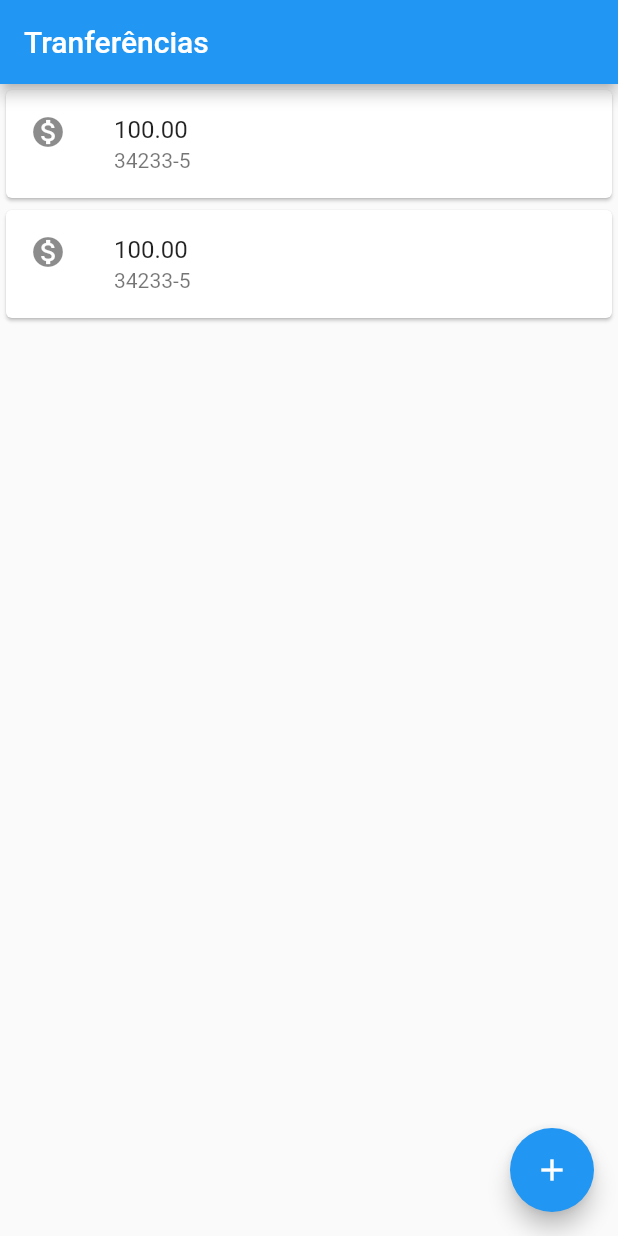
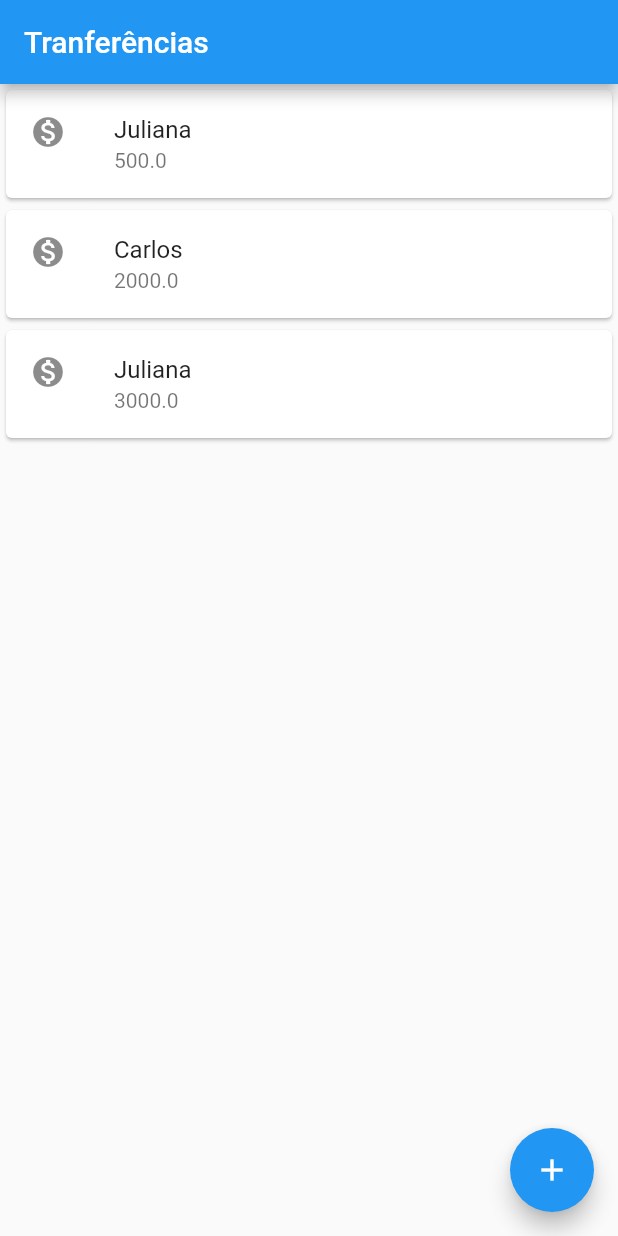
Before and after one commit to jomaskill/App-de-Tranferencias, a Flutter app: the screen it shows after launch, on a phone screen of 412 x 824 dp. Run offline on Flutter 3.47's test engine with Material 2 defaults, Android fonts, the phone set to English and light mode, and no system bars.

Commit message:
Refatoramento do código com a criação de classe

```diff
--- a/lib/main.dart
+++ b/lib/main.dart
@@ -3,24 +3,7 @@ import 'package:flutter/material.dart';
 void main() => runApp(
    MaterialApp(
      home: Scaffold(
-       body: Column(
-         children: <Widget>[
-           Card(
-             child: ListTile(
-               leading: Icon(Icons.monetization_on),
-               title: Text('100.00'),
-               subtitle: Text('34233-5'),
-             ),
-           ),
-           Card(
-             child: ListTile(
-               leading: Icon(Icons.monetization_on),
-               title: Text('100.00'),
-               subtitle: Text('34233-5'),
-             ),
-           ),
-         ],
-       ),
+       body: ListaTranferencias(),
        appBar: AppBar(title: Text('Tranferências'),),
        floatingActionButton: FloatingActionButton(
            child: Icon(Icons.add),
@@ -28,3 +11,47 @@ void main() => runApp(
      ),
    )
 );
+
+
+class ListaTranferencias extends StatelessWidget {
+
+  @override
+  Widget build(BuildContext context) {
+    return Column(
+        children: <Widget>[
+          ItemTranferencia(Transferencia(500.00, 'Juliana')),
+          ItemTranferencia(Transferencia(2000.00, 'Carlos')),
+          ItemTranferencia(Transferencia(3000.00, 'Juliana')),
+        ]
+    );
+  }
+}
+
+class ItemTranferencia extends StatelessWidget{
+
+  final Transferencia _transferencia;
+
+
+  ItemTranferencia(this._transferencia);
+
+  @override
+  Widget build(BuildContext context) {
+    return Card(
+      child: ListTile(
+        leading: Icon(Icons.monetization_on),
+        title: Text(_transferencia.conta.toString()),
+        subtitle: Text(_transferencia.valor.toString()),
+      ),
+    );
+  }
+}
+
+class Transferencia {
+
+  final String conta;
+  final double valor;
+
+
+  Transferencia(this.valor, this.conta);
+
+}
```
